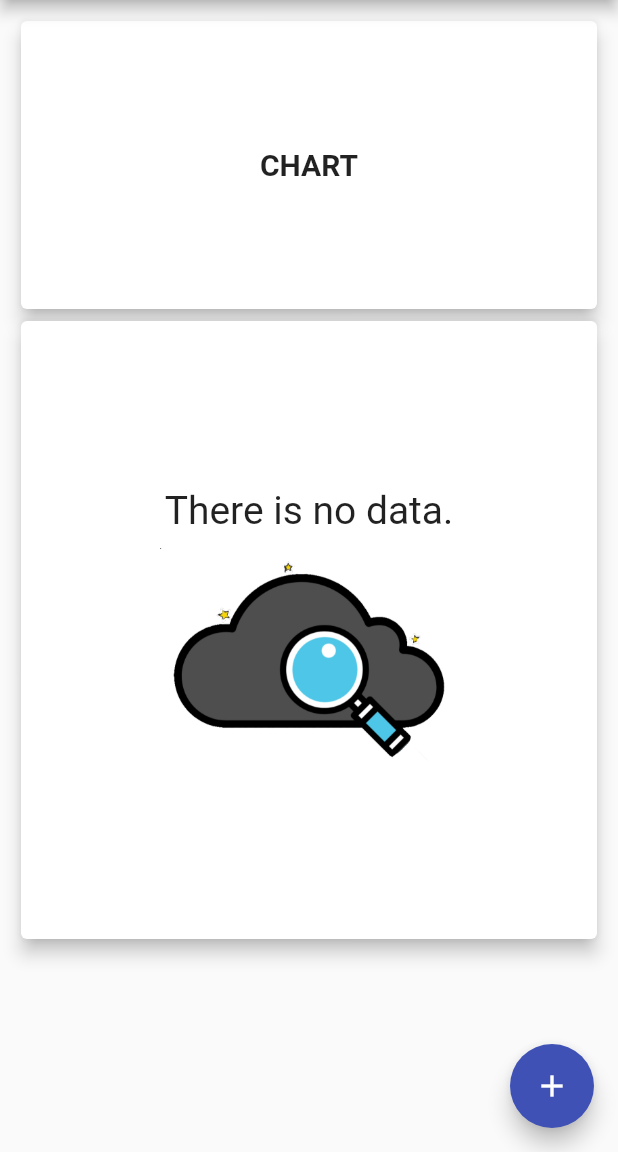
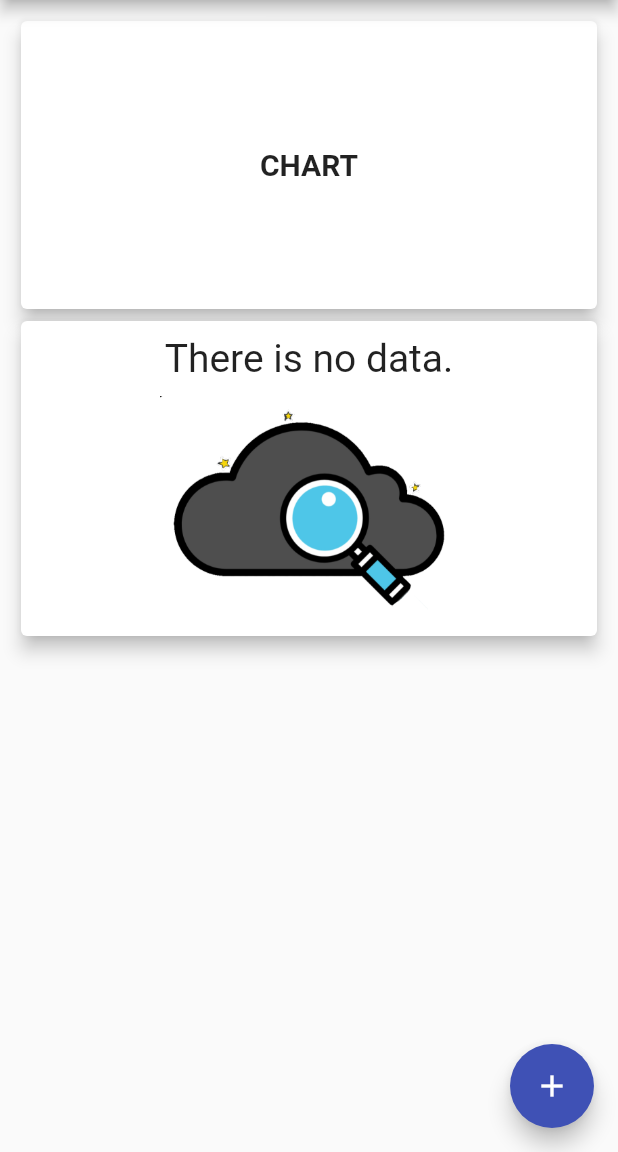
Before and after one commit to kuldii/expenses_app, a Flutter app: the screen it shows after launch, on a phone screen of 412 x 824 dp, the part 84-1236 px from its top. Run offline on Flutter 3.47's test engine with Material 2 defaults, Android fonts, the phone set to English and light mode, and no system bars.

Commit message:
mengubah responsive nodata

```diff
--- a/lib/pages/home/components/listtransaction.dart
+++ b/lib/pages/home/components/listtransaction.dart
@@ -20,7 +20,6 @@ class _ListTransactionsState extends State<ListTransactions> {
             elevation: 5,
             child: Container(
               padding: EdgeInsets.all(10),
-              height: MediaQuery.of(context).size.height * 0.5,
               child: Column(
                 mainAxisAlignment: MainAxisAlignment.center,
                 children: [
```
